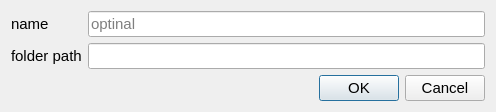
The window that forms/add_sharing.ui (louietan/QSoftAP) describes before a commit, drawn with Qt 5.
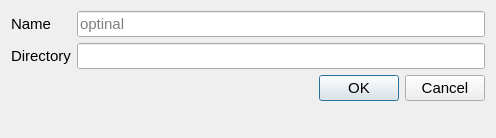
The same window after the commit.

```diff
--- a/forms/add_sharing.ui
+++ b/forms/add_sharing.ui
@@ -7,7 +7,7 @@
     <x>0</x>
     <y>0</y>
     <width>496</width>
-    <height>97</height>
+    <height>138</height>
    </rect>
   </property>
   <property name="font">
@@ -24,7 +24,7 @@
      <item row="0" column="0">
       <widget class="QLabel" name="label">
        <property name="text">
-        <string>name</string>
+        <string>Name</string>
        </property>
       </widget>
      </item>
@@ -41,7 +41,7 @@
      <item row="1" column="0">
       <widget class="QLabel" name="label_2">
        <property name="text">
-        <string>folder path</string>
+        <string>Directory</string>
        </property>
       </widget>
      </item>
```
Left out of the diff: 2 changed lines with no effect on the pictures.
